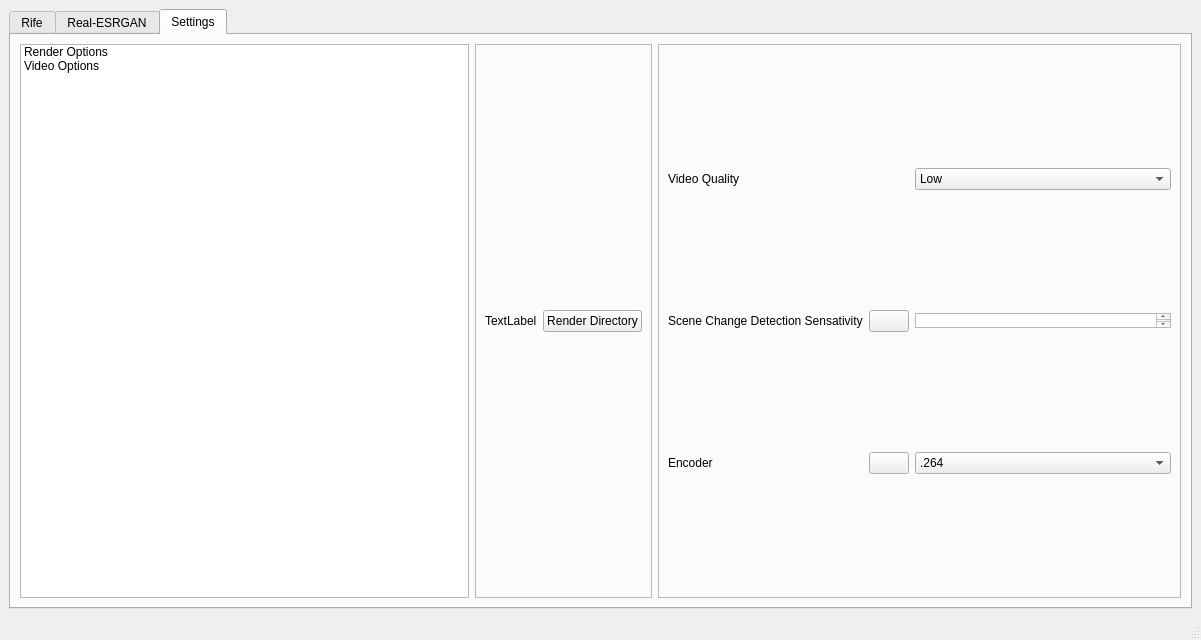
Qt form mainwindow.ui (TNTwise/REAL-Video-Enhancer) before a commit.
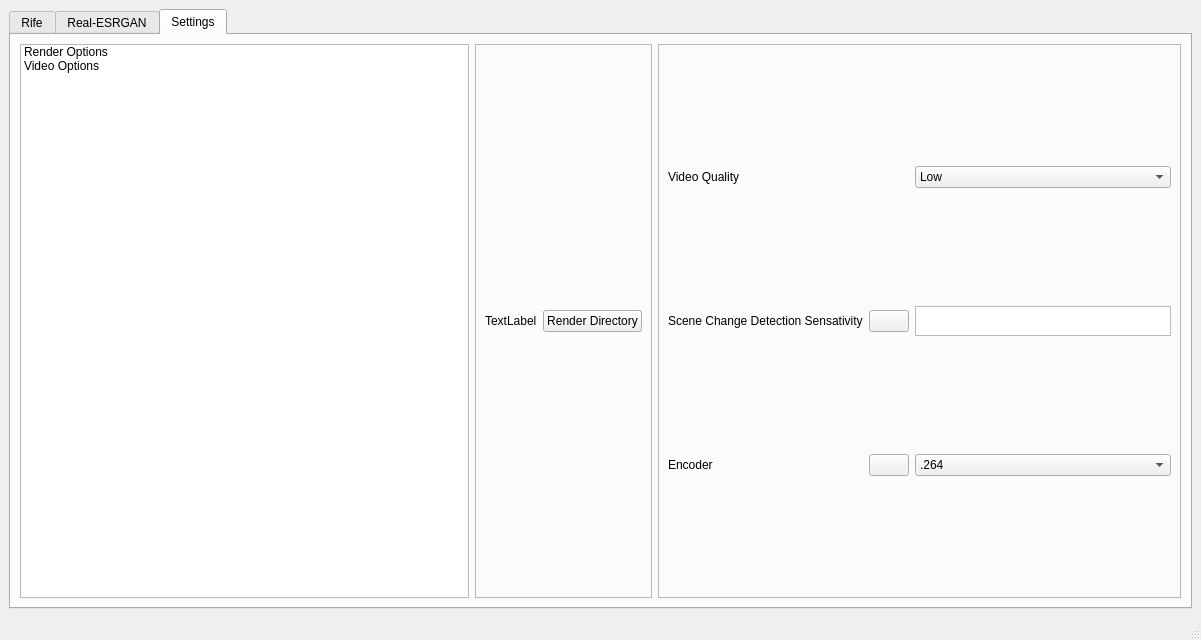
The same form after that commit. Icons and pictures are not drawn.

```diff
--- a/mainwindow.ui
+++ b/mainwindow.ui
@@ -323,7 +323,7 @@
                  <property name="maximumSize">
                   <size>
                    <width>16777215</width>
-                   <height>15</height>
+                   <height>18</height>
                   </size>
                  </property>
                  <property name="text">
@@ -336,7 +336,7 @@
                  <property name="maximumSize">
                   <size>
                    <width>16777215</width>
-                   <height>15</height>
+                   <height>30</height>
                   </size>
                  </property>
                 </widget>
```
Left out of the diff: 3 changed lines with no effect on the pictures.
